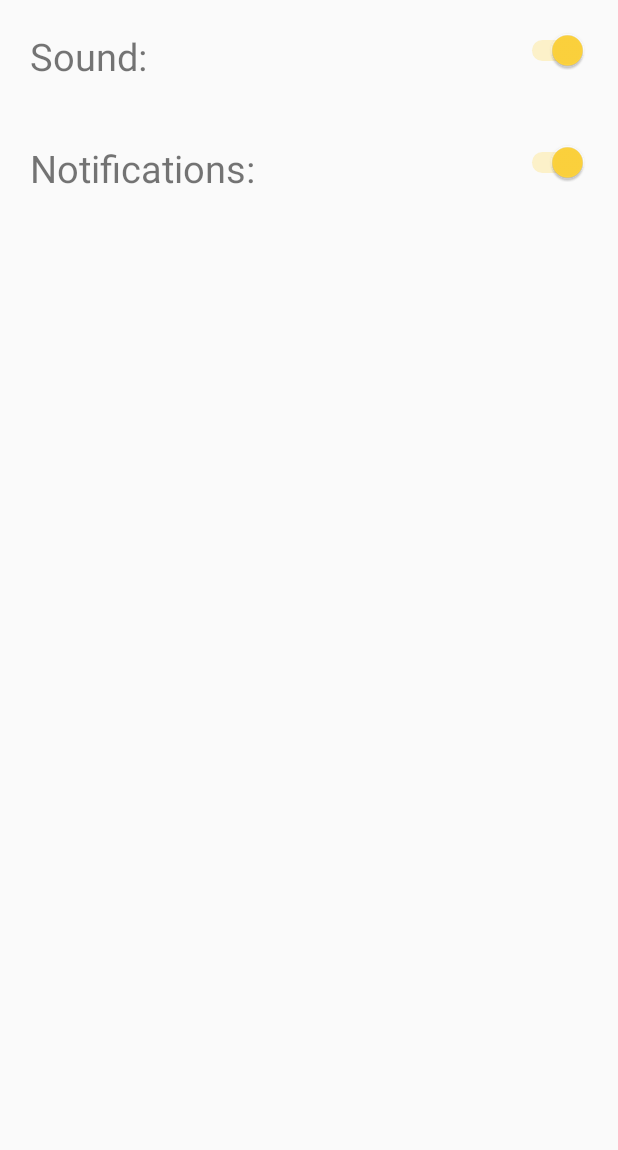
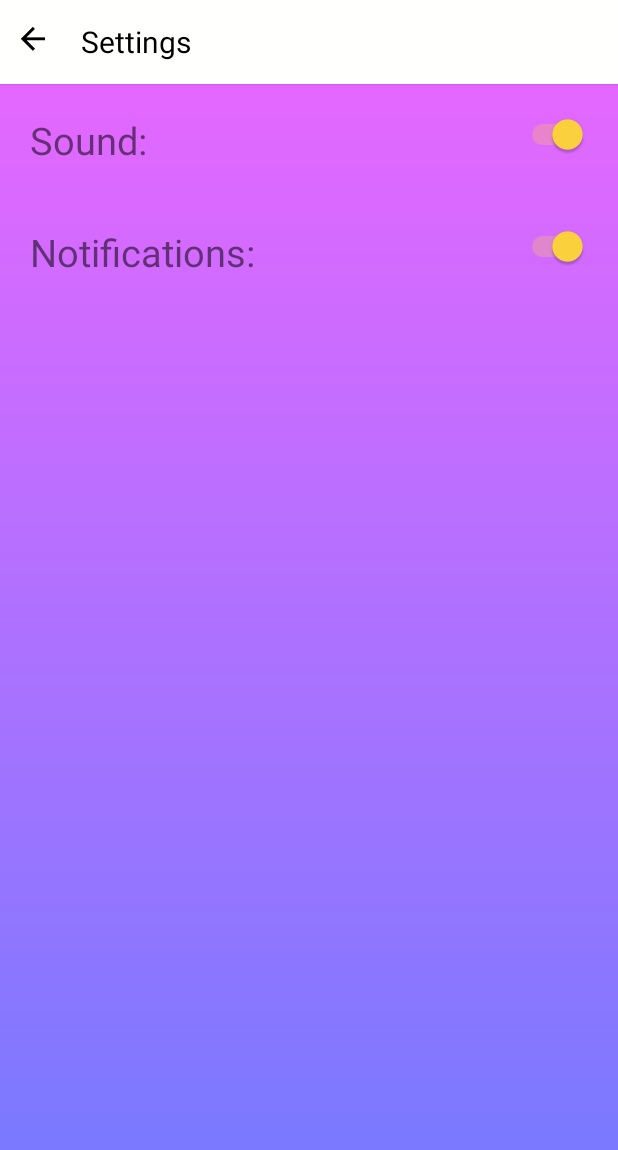
Before and after one commit to spartacus777/gambling_hackaton, an Android app: the screen it shows after launch (SettingsActivity), after a tap on an icon or button, on a phone screen of 412 x 824 dp. Shown: the top 1150 px of the screen. Run offline under Robolectric (Android 15) with nearby library versions, the light colour scheme and no system bars; our stand-ins replace ButterKnife; libraries missing offline, so code that uses them is left out: com.imangazaliev.circlemenu; 2 statements that could not run were skipped.

Commit message:
some work

```diff
--- a/app/src/main/AndroidManifest.xml
+++ b/app/src/main/AndroidManifest.xml
@@ -5,7 +5,7 @@
     <application
         android:allowBackup="true"
         android:name=".App"
-        android:icon="@mipmap/ic_launcher"
+        android:icon="@drawable/gambling"
         android:label="@string/app_name"
         android:roundIcon="@mipmap/ic_launcher_round"
         android:supportsRtl="true"
--- a/app/src/main/java/app/gluten/free/gamblinghackaton/MainActivity.java
+++ b/app/src/main/java/app/gluten/free/gamblinghackaton/MainActivity.java
@@ -17,14 +17,15 @@ import android.view.View;
 import android.view.ViewGroup;
 import android.widget.Button;
 
+import com.imangazaliev.circlemenu.CircleMenuButton;
+
 import app.gluten.free.gamblinghackaton.spinner.RouletteActivity;
 import app.gluten.free.recievers.NotificationReciever;
 
 public class MainActivity extends AppCompatActivity {
 
-    private Button btnRoulette, btnSlot, btnShop, btnSettings;
-    MediaPlayer mpSound;
-
+    private Button btnSettings;
+    private MediaPlayer mpSound;
     private ViewGroup parent;
 
     @Override
@@ -32,42 +33,40 @@ public class MainActivity extends AppCompatActivity {
         super.onCreate(savedInstanceState);
         setContentView(R.layout.activity_main);
         getSupportActionBar().hide();
-        btnRoulette = (Button)findViewById(R.id.btnRoulette);
-        btnSlot = (Button)findViewById(R.id.btnSlot);
-        btnShop = (Button)findViewById(R.id.btnShop);
         btnSettings = (Button)findViewById(R.id.btnSettings);
         parent = (ViewGroup) findViewById(R.id.parent);
 
-        btnSettings.setOnClickListener(new View.OnClickListener() {
+        com.imangazaliev.circlemenu.CircleMenu circleMenu = (com.imangazaliev.circlemenu.CircleMenu) findViewById(R.id.circleMenu);
+        circleMenu.setOnItemClickListener(new com.imangazaliev.circlemenu.CircleMenu.OnItemClickListener() {
             @Override
-            public void onClick(View view) {
-                Intent settings = new Intent(MainActivity.this, SettingsActivity.class);
-                MainActivity.this.startActivity(settings);
-            }
-        });
-        btnSlot.setOnClickListener(new View.OnClickListener() {
-            @Override
-            public void onClick(View view) {
-                Intent slot = new Intent(MainActivity.this, SlotActivity.class);
-                MainActivity.this.startActivity(slot);
-            }
-        });
+            public void onItemClick(CircleMenuButton menuButton) {
+                switch (menuButton.getId()){
+                    case R.id.btnRoulette:
+                        Intent slot1 = new Intent(MainActivity.this, RouletteActivity.class);
+                        MainActivity.this.startActivity(slot1);
+                        break;
 
-        btnShop.setOnClickListener(new View.OnClickListener() {
-            @Override
-            public void onClick(View view) {
-                Intent shop = new Intent(MainActivity.this, ShopActivity.class);
-                MainActivity.this.startActivity(shop);
+                    case R.id.btnSlot:
+                        Intent slot = new Intent(MainActivity.this, SlotActivity.class);
+                        MainActivity.this.startActivity(slot);
+                        break;
+
+                    case R.id.btnShop:
+                        Intent shop = new Intent(MainActivity.this, ShopActivity.class);
+                        MainActivity.this.startActivity(shop);
+                        break;
+                }
             }
         });
 
         createNotification();
 
-        btnRoulette.setOnClickListener(new View.OnClickListener() {
+        btnSettings.setOnClickListener(new View.OnClickListener() {
             @Override
             public void onClick(View v) {
-                Intent slot = new Intent(MainActivity.this, RouletteActivity.class);
-                MainActivity.this.startActivity(slot);
+                Intent settings = new Intent(MainActivity.this, SettingsActivity.class);
+                MainActivity.this.startActivity(settings);
+
             }
         });
 
@@ -85,6 +84,11 @@ public class MainActivity extends AppCompatActivity {
         AlarmManager alarmManager = (AlarmManager) MainActivity.this.getSystemService(Context.ALARM_SERVICE);
         alarmManager.setRepeating(AlarmManager.RTC_WAKEUP, System.currentTimeMillis(),
                 1000 * 60 * 60 * 2, pendingIntent);
+    }
+
+    @Override
+    protected void onResume() {
+        super.onResume();
     }
 
     @Override
--- a/app/src/main/java/app/gluten/free/gamblinghackaton/SettingsActivity.java
+++ b/app/src/main/java/app/gluten/free/gamblinghackaton/SettingsActivity.java
@@ -1,12 +1,20 @@
 package app.gluten.free.gamblinghackaton;
 
 import android.content.SharedPreferences;
+import android.graphics.Color;
+import android.graphics.drawable.GradientDrawable;
 import android.media.MediaPlayer;
 import android.os.Bundle;
 import android.preference.PreferenceManager;
 import android.support.v7.app.AppCompatActivity;
 import android.widget.CompoundButton;
+import android.widget.LinearLayout;
+import android.widget.RelativeLayout;
 import android.widget.Switch;
+
+import butterknife.BindView;
+import butterknife.ButterKnife;
+import butterknife.OnClick;
 
 /**
  * Created by K-Android 001 on 3/25/2018.
@@ -16,10 +24,15 @@ public class SettingsActivity extends AppCompatActivity {
 
     MediaPlayer mpSound;
 
+    @BindView(R.id.parent)
+    protected RelativeLayout parent;
+
     @Override
     protected void onCreate(Bundle savedInstanceState) {
         super.onCreate(savedInstanceState);
         setContentView(R.layout.settings_activity);
+        ButterKnife.bind(this);
+
         getSupportActionBar().hide();
         Switch soundSwitch = (Switch)findViewById(R.id.soundSwitch);
         Switch notficationSwitch = (Switch)findViewById(R.id.notficationSwitch);
@@ -51,6 +64,13 @@ public class SettingsActivity extends AppCompatActivity {
                 storage.apply();
             }
         });
+
+
+        GradientDrawable gd = new GradientDrawable(
+                GradientDrawable.Orientation.TOP_BOTTOM,
+                new int[] {Color.parseColor("#ED66FF"), Color.parseColor("#717BFF")});
+        gd.setCornerRadius(0f);
+        parent.setBackground(gd);
     }
 
 
@@ -72,4 +92,10 @@ public class SettingsActivity extends AppCompatActivity {
         super.onStop();
         mpSound.release();
     }
+
+
+    @OnClick(R.id.back)
+    public void onclickback(){
+        onBackPressed();
+    }
 }
--- a/app/src/main/java/app/gluten/free/services/NotificationIntentService.java
+++ b/app/src/main/java/app/gluten/free/services/NotificationIntentService.java
@@ -27,7 +27,7 @@ public class NotificationIntentService extends IntentService {
         builder.setAutoCancel(true);
         builder.setContentTitle(getResources().getString(R.string.app_name));
         builder.setContentText("Congratulations! You have won a free spin!");
-        builder.setSmallIcon(R.mipmap.ic_launcher);
+        builder.setSmallIcon(R.drawable.gambling);
         Intent notifyIntent = new Intent(this, MainActivity.class);
         PendingIntent pendingIntent = PendingIntent.getActivity(this, 2, notifyIntent, PendingIntent.FLAG_UPDATE_CURRENT);
         //to be able to launch your activity from the notification
--- a/app/src/main/res/layout/rulette_activity.xml
+++ b/app/src/main/res/layout/rulette_activity.xml
@@ -1,6 +1,7 @@
 <?xml version="1.0" encoding="utf-8"?>
 <LinearLayout xmlns:android="http://schemas.android.com/apk/res/android"
     xmlns:app="http://schemas.android.com/apk/res-auto"
+    android:id="@+id/parent"
     xmlns:tools="http://schemas.android.com/tools"
     android:layout_width="match_parent"
     android:layout_height="match_parent"
@@ -36,8 +37,9 @@
         <Button
             android:layout_width="24dp"
             android:layout_height="24dp"
+            android:visibility="gone"
             android:layout_alignParentRight="true"
-            android:background="@drawable/settings"/>
+            android:background="@drawable/ic_settings_black_36dp"/>
 
     </RelativeLayout>
 
--- a/app/src/main/res/layout/settings_activity.xml
+++ b/app/src/main/res/layout/settings_activity.xml
@@ -1,8 +1,38 @@
 <?xml version="1.0" encoding="utf-8"?>
 <RelativeLayout
     xmlns:android="http://schemas.android.com/apk/res/android"
+    android:id="@+id/parent"
     android:layout_width="match_parent"
     android:layout_height="match_parent">
+
+    <RelativeLayout
+        android:id="@+id/abActionBar"
+        android:layout_width="match_parent"
+        android:layout_height="?android:attr/actionBarSize"
+        android:layout_gravity="center_vertical"
+        android:background="@color/white"
+        android:elevation="2dp"
+        android:gravity="center_vertical"
+        android:orientation="horizontal"
+        android:paddingLeft="10dp"
+        android:paddingRight="10dp">
+
+        <ImageView
+            android:id="@+id/back"
+            android:layout_width="24dp"
+            android:layout_height="24dp"
+            android:background="@drawable/ic_arrow_back_black_36dp"/>
+
+        <TextView
+            android:text="Settings"
+            android:textSize="20sp"
+            android:layout_toRightOf="@id/back"
+            android:layout_marginLeft="20dp"
+            android:textColor="@color/black"
+            android:layout_width="wrap_content"
+            android:layout_height="wrap_content" />
+
+    </RelativeLayout>
 
     <!--<RelativeLayout-->
         <!--android:id="@+id/toolbar_main"-->
@@ -20,6 +50,7 @@
 
     <RelativeLayout
         android:id="@+id/sound_layout"
+        android:layout_below="@id/abActionBar"
         android:layout_width="match_parent"
         android:layout_height="wrap_content"
         android:padding="20dp">
```
Also changed, not shown: app/build.gradle (+6 -3 lines), app/src/main/java/app/gluten/free/gamblinghackaton/SlotActivity.java (+9 -0 lines), app/src/main/java/app/gluten/free/gamblinghackaton/spinner/RouletteActivity.java (+12 -0 lines), app/src/main/res/layout/activity_main.xml (+38 -22 lines), build.gradle (+9 -1 lines), app/src/main/res/drawable-hdpi/ic_settings_black_36dp.png (added), app/src/main/res/drawable-mdpi/ic_settings_black_36dp.png (added), app/src/main/res/drawable-xhdpi/ic_settings_black_36dp.png (added), app/src/main/res/drawable-xxhdpi/ic_settings_black_36dp.png (added), app/src/main/res/drawable-xxxhdpi/ic_settings_black_36dp.png (added), app/src/main/res/drawable/gambling.png (added), app/src/main/res/drawable/onlinestore.png (added), app/src/main/res/drawable/settings.png (deleted), app/src/main/res/drawable/slot.png (added).
